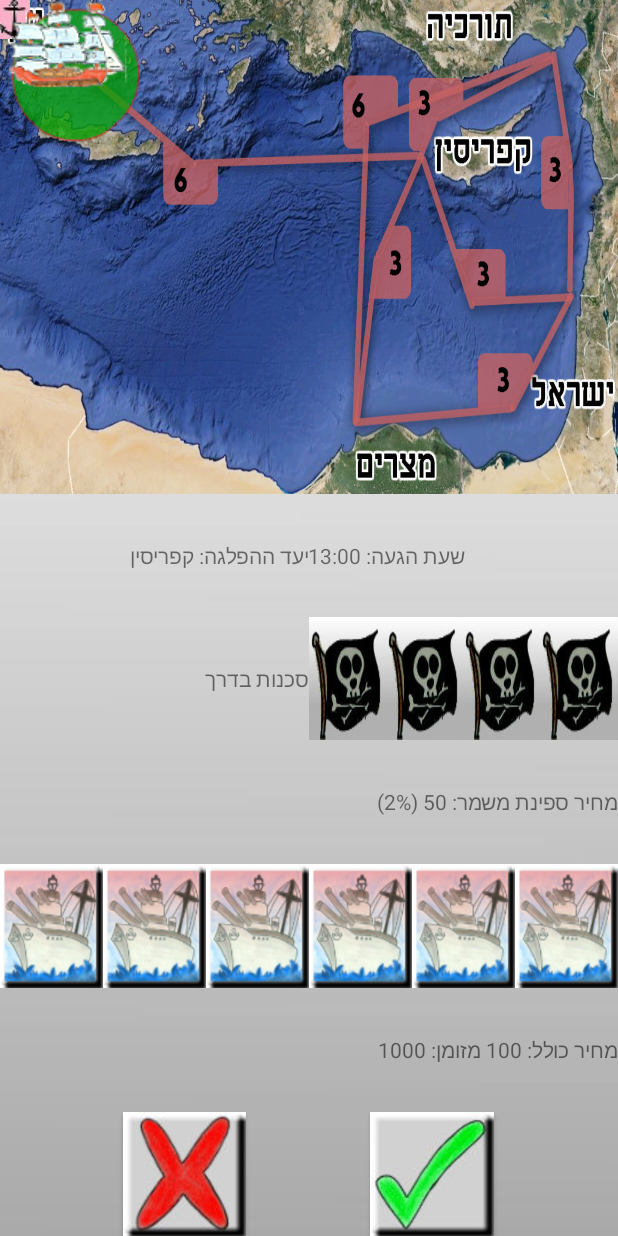
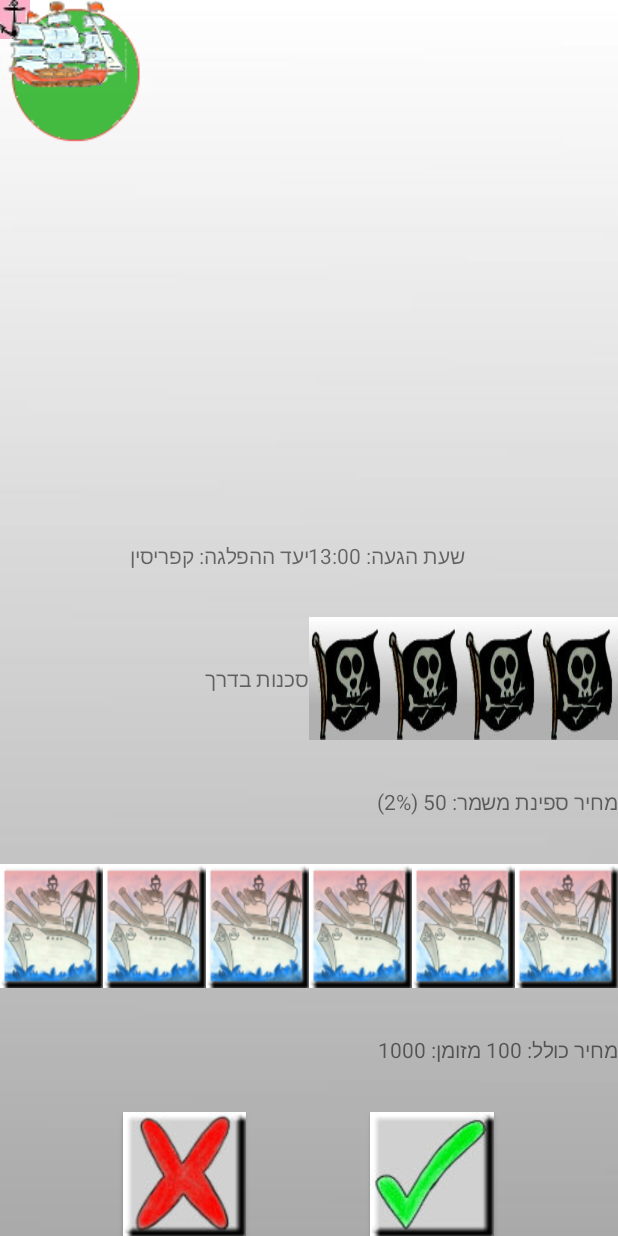
Before and after one commit to shirbenisrael/SeaMerchant, an Android app: the layout sail_layout.xml on its own in the app's theme, with its tools: preview values and no code run, on a phone screen of 412 x 824 dp. Run offline under Robolectric (Android 15) with nearby library versions, the phone set to English and light mode, and no system bars.

Commit message:
[New Feature] sail: clean map when start sailing.

```diff
--- a/app/src/main/java/com/shirbi/seamerchant/FrontEndSail.java
+++ b/app/src/main/java/com/shirbi/seamerchant/FrontEndSail.java
@@ -80,6 +80,8 @@ public class FrontEndSail extends FrontEndGeneric {
 
     public void initSailRoute() {
         findViewById(R.id.sail_or_cancel_layout).setVisibility(View.VISIBLE);
+        findViewById(R.id.sail_map).setBackgroundResource(R.drawable.map_with_details);
+        findViewById(R.id.destination).setVisibility(View.VISIBLE);
 
         calculateMapSize();
         putBoatOnHarbor();
@@ -153,6 +155,8 @@ public class FrontEndSail extends FrontEndGeneric {
     public void startSail() {
         findViewById(R.id.circle_on_map).setVisibility(View.GONE);
         findViewById(R.id.sail_or_cancel_layout).setVisibility(View.INVISIBLE);
+        findViewById(R.id.sail_map).setBackgroundResource(R.drawable.map_clean);
+        findViewById(R.id.destination).setVisibility(View.INVISIBLE);
 
         mProgress = 0;
         mImageToAnimate = R.id.boat_on_map;
--- a/app/src/main/res/layout/sail_layout.xml
+++ b/app/src/main/res/layout/sail_layout.xml
@@ -16,8 +16,7 @@
             android:layout_width="match_parent"
             android:layout_height="match_parent"
             android:gravity="center_horizontal"
-            android:scaleType="fitXY"
-            android:src="@drawable/map_with_details" />
+            android:scaleType="fitXY" />
 
         <ImageView
             android:id="@+id/destination"
```
